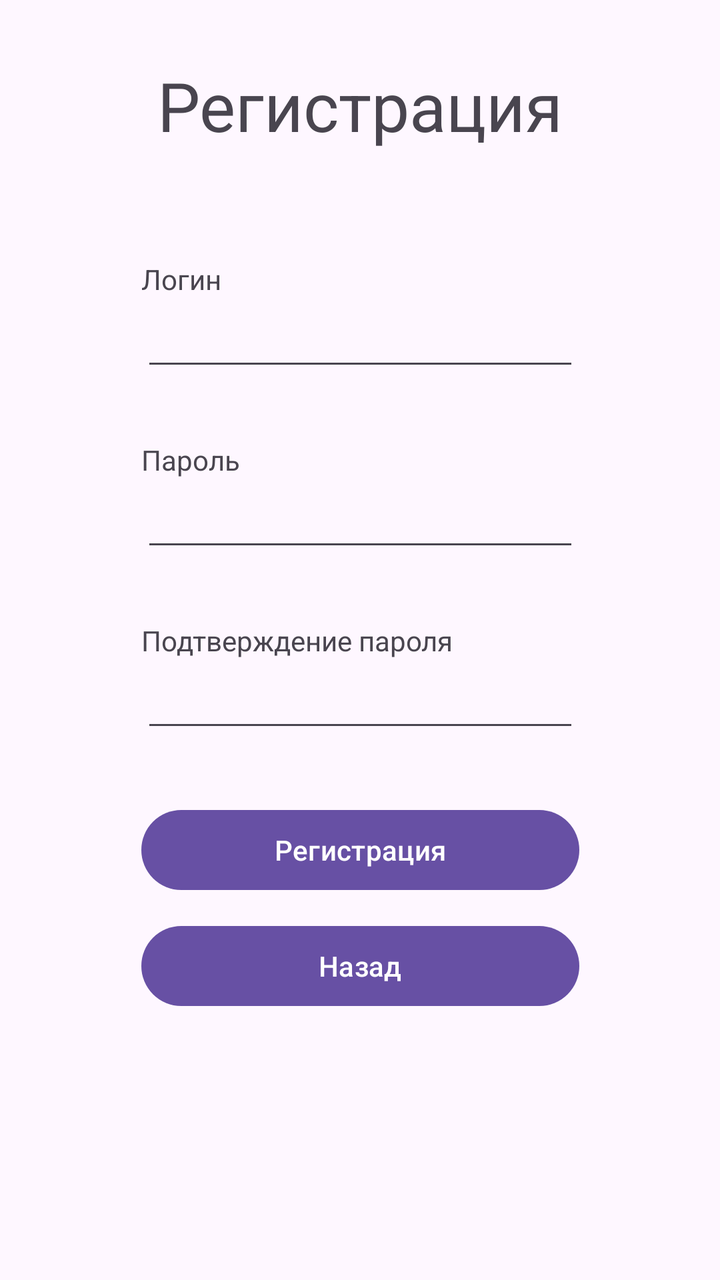
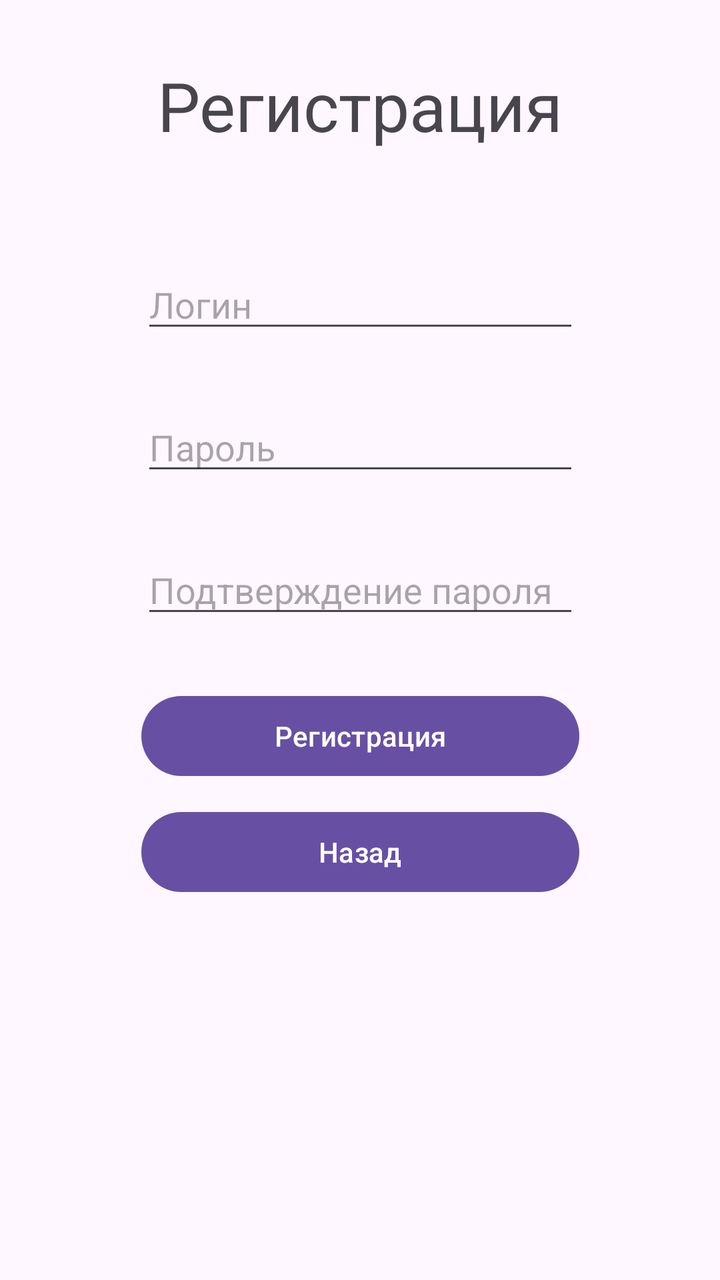

The first picture is an Android layout as it rendered before a commit; the second is the same layout after the commit. The layout source and the unified diff follow.
<!-- AndroidManifest.xml: application theme Theme.Project1 -->
<!-- res/layout/activity_register_window.xml -->
<?xml version="1.0" encoding="utf-8"?>
<androidx.constraintlayout.widget.ConstraintLayout xmlns:android="http://schemas.android.com/apk/res/android"
    xmlns:app="http://schemas.android.com/apk/res-auto"
    xmlns:tools="http://schemas.android.com/tools"
    android:id="@+id/main"
    android:layout_width="match_parent"
    android:layout_height="match_parent"
    tools:context=".Register_window">

    <TextView
        android:id="@+id/textView4"
        android:layout_width="219dp"
        android:layout_height="50dp"
        android:layout_marginStart="48dp"
        android:layout_marginTop="30dp"
        android:layout_marginEnd="48dp"
        android:text="Регистрация"
        android:textAlignment="center"
        android:textSize="34sp"
        app:layout_constraintEnd_toEndOf="parent"
        app:layout_constraintStart_toStartOf="parent"
        app:layout_constraintTop_toTopOf="parent" />

    <TextView
        android:id="@+id/textView10"
        android:layout_width="219dp"
        android:layout_height="wrap_content"
        android:layout_marginStart="48dp"
        android:layout_marginTop="50dp"
        android:layout_marginEnd="48dp"
        android:text="Логин"
        app:layout_constraintEnd_toEndOf="parent"
        app:layout_constraintStart_toStartOf="parent"
        app:layout_constraintTop_toBottomOf="@+id/textView4" />

    <EditText
        android:id="@+id/register_login"
        android:layout_width="219dp"
        android:layout_height="wrap_content"
        android:layout_marginStart="48dp"
        android:layout_marginEnd="48dp"
        android:ems="10"
        android:inputType="text"
        app:layout_constraintEnd_toEndOf="parent"
        app:layout_constraintStart_toStartOf="parent"
        app:layout_constraintTop_toBottomOf="@+id/textView10" />

    <TextView
        android:id="@+id/textView11"
        android:layout_width="219dp"
        android:layout_height="wrap_content"
        android:layout_marginStart="48dp"
        android:layout_marginTop="30dp"
        android:layout_marginEnd="48dp"
        android:text="Пароль"
        app:layout_constraintEnd_toEndOf="parent"
        app:layout_constraintStart_toStartOf="parent"
        app:layout_constraintTop_toBottomOf="@+id/register_login" />

    <TextView
        android:id="@+id/textView12"
        android:layout_width="219dp"
        android:layout_height="wrap_content"
        android:layout_marginStart="48dp"
        android:layout_marginTop="30dp"
        android:layout_marginEnd="48dp"
        android:text="Подтверждение пароля"
        app:layout_constraintEnd_toEndOf="parent"
        app:layout_constraintStart_toStartOf="parent"
        app:layout_constraintTop_toBottomOf="@+id/register_password" />

    <Button
        android:id="@+id/button_register_reg"
        android:layout_width="219dp"
        android:layout_height="wrap_content"
        android:layout_marginStart="48dp"
        android:layout_marginTop="30dp"
        android:layout_marginEnd="48dp"
        android:text="Регистрация"
        app:layout_constraintEnd_toEndOf="parent"
        app:layout_constraintStart_toStartOf="parent"
        app:layout_constraintTop_toBottomOf="@+id/register_password_repit" />

    <Button
        android:id="@+id/button_register_back"
        android:layout_width="219dp"
        android:layout_height="wrap_content"
        android:layout_marginStart="48dp"
        android:layout_marginTop="10dp"
        android:layout_marginEnd="48dp"
        android:onClick="Back_Click"
        android:text="Назад"
        app:layout_constraintEnd_toEndOf="parent"
        app:layout_constraintStart_toStartOf="parent"
        app:layout_constraintTop_toBottomOf="@+id/button_register_reg" />

    <EditText
        android:id="@+id/register_password"
        android:layout_width="219dp"
        android:layout_height="wrap_content"
        android:layout_marginStart="48dp"
        android:layout_marginEnd="48dp"
        android:ems="10"
        android:inputType="textPassword"
        app:layout_constraintEnd_toEndOf="parent"
        app:layout_constraintStart_toStartOf="parent"
        app:layout_constraintTop_toBottomOf="@+id/textView11" />

    <EditText
        android:id="@+id/register_password_repit"
        android:layout_width="219dp"
        android:layout_height="wrap_content"
        android:layout_marginStart="48dp"
        android:layout_marginEnd="48dp"
        android:ems="10"
        android:inputType="textPassword"
        app:layout_constraintEnd_toEndOf="parent"
        app:layout_constraintStart_toStartOf="parent"
        app:layout_constraintTop_toBottomOf="@+id/textView12" />

</androidx.constraintlayout.widget.ConstraintLayout>
<!-- resources referenced by this layout -->
<resources>
  <style name="Theme.Project1" parent="Base.Theme.Project1" />
  <style name="Base.Theme.Project1" parent="Theme.Material3.DayNight.NoActionBar">
          
          
      </style>
</resources>

<!-- the commit's change to res/layout/activity_register_window.xml (unified diff, before → after) -->
@@ -11,9 +11,7 @@
         android:id="@+id/textView4"
         android:layout_width="219dp"
         android:layout_height="50dp"
-        android:layout_marginStart="48dp"
         android:layout_marginTop="30dp"
-        android:layout_marginEnd="48dp"
         android:text="Регистрация"
         android:textAlignment="center"
         android:textSize="34sp"
@@ -21,61 +19,23 @@
         app:layout_constraintStart_toStartOf="parent"
         app:layout_constraintTop_toTopOf="parent" />
 
-    <TextView
-        android:id="@+id/textView10"
-        android:layout_width="219dp"
-        android:layout_height="wrap_content"
-        android:layout_marginStart="48dp"
-        android:layout_marginTop="50dp"
-        android:layout_marginEnd="48dp"
-        android:text="Логин"
-        app:layout_constraintEnd_toEndOf="parent"
-        app:layout_constraintStart_toStartOf="parent"
-        app:layout_constraintTop_toBottomOf="@+id/textView4" />
-
     <EditText
         android:id="@+id/register_login"
         android:layout_width="219dp"
         android:layout_height="wrap_content"
-        android:layout_marginStart="48dp"
-        android:layout_marginEnd="48dp"
+        android:layout_marginTop="50dp"
         android:ems="10"
+        android:hint="Логин"
         android:inputType="text"
         app:layout_constraintEnd_toEndOf="parent"
         app:layout_constraintStart_toStartOf="parent"
-        app:layout_constraintTop_toBottomOf="@+id/textView10" />
-
-    <TextView
-        android:id="@+id/textView11"
-        android:layout_width="219dp"
-        android:layout_height="wrap_content"
-        android:layout_marginStart="48dp"
-        android:layout_marginTop="30dp"
-        android:layout_marginEnd="48dp"
-        android:text="Пароль"
-        app:layout_constraintEnd_toEndOf="parent"
-        app:layout_constraintStart_toStartOf="parent"
-        app:layout_constraintTop_toBottomOf="@+id/register_login" />
-
-    <TextView
-        android:id="@+id/textView12"
-        android:layout_width="219dp"
-        android:layout_height="wrap_content"
-        android:layout_marginStart="48dp"
-        android:layout_marginTop="30dp"
-        android:layout_marginEnd="48dp"
-        android:text="Подтверждение пароля"
-        app:layout_constraintEnd_toEndOf="parent"
-        app:layout_constraintStart_toStartOf="parent"
-        app:layout_constraintTop_toBottomOf="@+id/register_password" />
+        app:layout_constraintTop_toBottomOf="@+id/textView4" />
 
     <Button
         android:id="@+id/button_register_reg"
         android:layout_width="219dp"
         android:layout_height="wrap_content"
-        android:layout_marginStart="48dp"
         android:layout_marginTop="30dp"
-        android:layout_marginEnd="48dp"
         android:text="Регистрация"
         app:layout_constraintEnd_toEndOf="parent"
         app:layout_constraintStart_toStartOf="parent"
@@ -85,9 +45,7 @@
         android:id="@+id/button_register_back"
         android:layout_width="219dp"
         android:layout_height="wrap_content"
-        android:layout_marginStart="48dp"
         android:layout_marginTop="10dp"
-        android:layout_marginEnd="48dp"
         android:onClick="Back_Click"
         android:text="Назад"
         app:layout_constraintEnd_toEndOf="parent"
@@ -98,24 +56,24 @@
         android:id="@+id/register_password"
         android:layout_width="219dp"
         android:layout_height="wrap_content"
-        android:layout_marginStart="48dp"
-        android:layout_marginEnd="48dp"
+        android:layout_marginTop="30dp"
         android:ems="10"
+        android:hint="Пароль"
         android:inputType="textPassword"
         app:layout_constraintEnd_toEndOf="parent"
         app:layout_constraintStart_toStartOf="parent"
-        app:layout_constraintTop_toBottomOf="@+id/textView11" />
+        app:layout_constraintTop_toBottomOf="@+id/register_login" />
 
     <EditText
         android:id="@+id/register_password_repit"
         android:layout_width="219dp"
         android:layout_height="wrap_content"
-        android:layout_marginStart="48dp"
-        android:layout_marginEnd="48dp"
+        android:layout_marginTop="30dp"
         android:ems="10"
+        android:hint="Подтверждение пароля"
         android:inputType="textPassword"
         app:layout_constraintEnd_toEndOf="parent"
         app:layout_constraintStart_toStartOf="parent"
-        app:layout_constraintTop_toBottomOf="@+id/textView12" />
+        app:layout_constraintTop_toBottomOf="@+id/register_password" />
 
 </androidx.constraintlayout.widget.ConstraintLayout>
